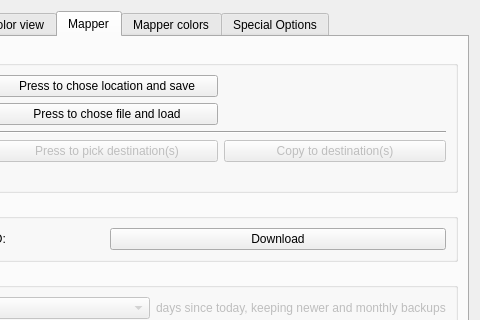
Old version of the form src/ui/profile_preferences.ui in the repository Mudlet/Mudlet; both pictures show x 266 to 746 and y 0 to 320 of the 746 by 596 pixel window.
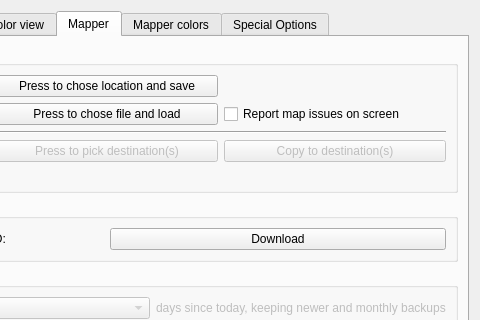
New version of the form. The open tabs and pages were chosen to show the change. Icons and pictures are not drawn.

```diff
--- a/src/ui/profile_preferences.ui
+++ b/src/ui/profile_preferences.ui
@@ -1522,6 +1522,16 @@
             </property>
            </widget>
           </item>
+          <item row="1" column="2">
+           <widget class="QCheckBox" name="checkBox_reportMapIssuesOnScreen">
+            <property name="toolTip">
+             <string>&lt;html&gt;&lt;head/&gt;&lt;body&gt;&lt;p&gt;Mudlet now does some sanity checking and repairing to clean up issues that may have arisen in previous version due to faulty code or badly documented commands.&lt;/p&gt;&lt;p&gt;However if significant problems are found the report can be quite extensive, particular for larger maps. In order to reduce the amount of on-screen messages this option (if not set) will cause most of the text to not be displayed - except for a suggestion to review the '&lt;b&gt;&lt;i&gt;./log/errors.txt&lt;/i&gt;&lt;/b&gt;' file in the specific profile's directory which will contain the equivelent details and can be referred to if other manual changes are felt necessary.&lt;/p&gt;&lt;p&gt;&lt;i&gt;This file is appended to and each report it contains should be date and time stamped and (unlike the on-screen version that reports issues as they occur) is sorted so that issues specific to a particular map area or room are collected in one part in each report.&lt;/i&gt;&lt;/p&gt;&lt;/body&gt;&lt;/html&gt;</string>
+            </property>
+            <property name="text">
+             <string>Report map issues on screen</string>
+            </property>
+           </widget>
+          </item>
          </layout>
         </widget>
        </item>
```
